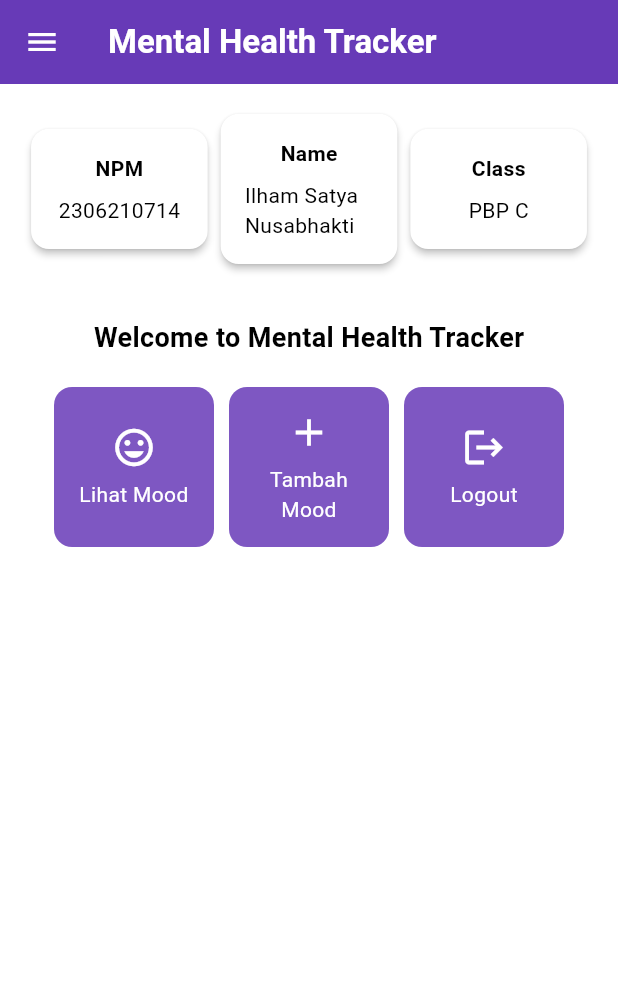
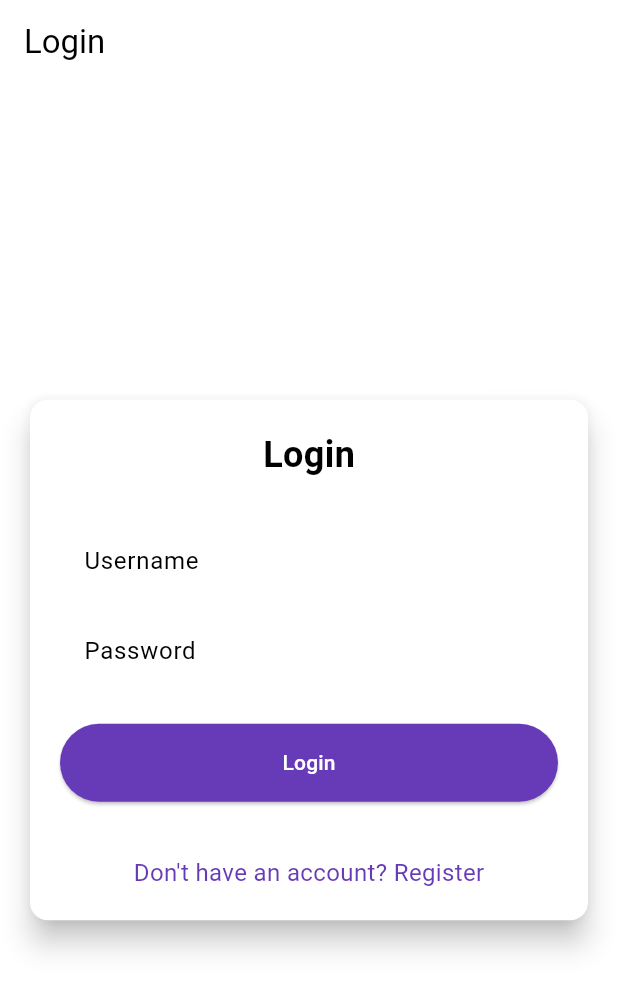
Before and after one commit to 2021HUMMM/mental-health-tracker-mobile, a Flutter app: the screen it shows after launch, on a phone screen of 412 x 824 dp. Shown: the top 991 px of the screen. Run offline on Flutter 3.47's test engine with Material 3 defaults, Android fonts, the phone set to English and light mode, and no system bars; missing offline and left inert: pbp_django_auth.

Commit message:
finished tutorial 8

```diff
--- a/lib/main.dart
+++ b/lib/main.dart
@@ -1,5 +1,9 @@
 import 'package:flutter/material.dart';
 import 'package:mental_health_tracker/screens/menu.dart';
+import 'package:pbp_django_auth/pbp_django_auth.dart';
+import 'package:provider/provider.dart';
+import 'package:mental_health_tracker/screens/login.dart';
+
 
 void main() {
   runApp(const MyApp());
@@ -8,33 +12,23 @@ void main() {
 class MyApp extends StatelessWidget {
   const MyApp({super.key});
 
-  // This widget is the root of your application.
   @override
   Widget build(BuildContext context) {
-    return MaterialApp(
-      title: 'Flutter Demo',
-      theme: ThemeData(
-        // This is the theme of your application.
-        //
-        // TRY THIS: Try running your application with "flutter run". You'll see
-        // the application has a purple toolbar. Then, without quitting the app,
-        // try changing the seedColor in the colorScheme below to Colors.green
-        // and then invoke "hot reload" (save your changes or press the "hot
-        // reload" button in a Flutter-supported IDE, or press "r" if you used
-        // the command line to start the app).
-        //
-        // Notice that the counter didn't reset back to zero; the application
-        // state is not lost during the reload. To reset the state, use hot
-        // restart instead.
-        //
-        // This works for code too, not just values: Most code changes can be
-        // tested with just a hot reload.
-        colorScheme: ColorScheme.fromSwatch(
-          primarySwatch: Colors.deepPurple,
-        ).copyWith(secondary: Colors.deepPurple[400]),
-        useMaterial3: true,
+    return Provider(
+      create: (_) {
+        CookieRequest request = CookieRequest();
+        return request;
+      },
+      child: MaterialApp(
+        title: 'Mental Health Tracker',
+        theme: ThemeData(
+          useMaterial3: true,
+          colorScheme: ColorScheme.fromSwatch(
+            primarySwatch: Colors.deepPurple,
+          ).copyWith(secondary: Colors.deepPurple[400]),
+        ),
+        home: const LoginPage(),
       ),
-      home: MyHomePage(),
     );
   }
 }
--- /dev/null
+++ b/lib/screens/login.dart
@@ -0,0 +1,181 @@
+import 'package:mental_health_tracker/screens/menu.dart';
+import 'package:flutter/material.dart';
+import 'package:pbp_django_auth/pbp_django_auth.dart';
+import 'package:provider/provider.dart';
+import 'package:mental_health_tracker/screens/register.dart';
+
+void main() {
+  runApp(const LoginApp());
+}
+
+class LoginApp extends StatelessWidget {
+  const LoginApp({super.key});
+
+  @override
+  Widget build(BuildContext context) {
+    return MaterialApp(
+      title: 'Login',
+      theme: ThemeData(
+        useMaterial3: true,
+        colorScheme: ColorScheme.fromSwatch(
+          primarySwatch: Colors.deepPurple,
+        ).copyWith(secondary: Colors.deepPurple[400]),
+      ),
+      home: const LoginPage(),
+    );
+  }
+}
+
+class LoginPage extends StatefulWidget {
+  const LoginPage({super.key});
+
+  @override
+  State<LoginPage> createState() => _LoginPageState();
+}
+
+class _LoginPageState extends State<LoginPage> {
+  final TextEditingController _usernameController = TextEditingController();
+  final TextEditingController _passwordController = TextEditingController();
+
+  @override
+  Widget build(BuildContext context) {
+    final request = context.watch<CookieRequest>();
+
+    return Scaffold(
+      appBar: AppBar(
+        title: const Text('Login'),
+      ),
+      body: Center(
+        child: SingleChildScrollView(
+          padding: const EdgeInsets.all(16.0),
+          child: Card(
+            elevation: 8,
+            shape: RoundedRectangleBorder(
+              borderRadius: BorderRadius.circular(12.0),
+            ),
+            child: Padding(
+              padding: const EdgeInsets.all(20.0),
+              child: Column(
+                mainAxisSize: MainAxisSize.min,
+                children: [
+                  const Text(
+                    'Login',
+                    style: TextStyle(
+                      fontSize: 24.0,
+                      fontWeight: FontWeight.bold,
+                    ),
+                  ),
+                  const SizedBox(height: 30.0),
+                  TextField(
+                    controller: _usernameController,
+                    decoration: const InputDecoration(
+                      labelText: 'Username',
+                      hintText: 'Enter your username',
+                      border: OutlineInputBorder(
+                        borderRadius: BorderRadius.all(Radius.circular(12.0)),
+                      ),
+                      contentPadding:
+                          EdgeInsets.symmetric(horizontal: 12.0, vertical: 8.0),
+                    ),
+                  ),
+                  const SizedBox(height: 12.0),
+                  TextField(
+                    controller: _passwordController,
+                    decoration: const InputDecoration(
+                      labelText: 'Password',
+                      hintText: 'Enter your password',
+                      border: OutlineInputBorder(
+                        borderRadius: BorderRadius.all(Radius.circular(12.0)),
+                      ),
+                      contentPadding:
+                          EdgeInsets.symmetric(horizontal: 12.0, vertical: 8.0),
+                    ),
+                    obscureText: true,
+                  ),
+                  const SizedBox(height: 24.0),
+                  ElevatedButton(
+                    onPressed: () async {
+                      String username = _usernameController.text;
+                      String password = _passwordController.text;
+
+                      // Cek kredensial
+                      // TODO: Ganti URL dan jangan lupa tambahkan trailing slash (/) di akhir URL!
+                      // Untuk menyambungkan Android emulator dengan Django pada localhost,
+                      // gunakan URL http://10.0.2.2/
+                      final response = await request
+                          .login("http://127.0.0.1:8000/auth/login/", {
+                        'username': username,
+                        'password': password,
+                      });
+
+                      if (request.loggedIn) {
+                        String message = response['message'];
+                        String uname = response['username'];
+                        if (context.mounted) {
+                          Navigator.pushReplacement(
+                            context,
+                            MaterialPageRoute(
+                                builder: (context) => MyHomePage()),
+                          );
+                          ScaffoldMessenger.of(context)
+                            ..hideCurrentSnackBar()
+                            ..showSnackBar(
+                              SnackBar(
+                                  content:
+                                      Text("$message Selamat datang, $uname.")),
+                            );
+                        }
+                      } else {
+                        if (context.mounted) {
+                          showDialog(
+                            context: context,
+                            builder: (context) => AlertDialog(
+                              title: const Text('Login Gagal'),
+                              content: Text(response['message']),
+                              actions: [
+                                TextButton(
+                                  child: const Text('OK'),
+                                  onPressed: () {
+                                    Navigator.pop(context);
+                                  },
+                                ),
+                              ],
+                            ),
+                          );
+                        }
+                      }
+                    },
+                    style: ElevatedButton.styleFrom(
+                      foregroundColor: Colors.white,
+                      minimumSize: Size(double.infinity, 50),
+                      backgroundColor: Theme.of(context).colorScheme.primary,
+                      padding: const EdgeInsets.symmetric(vertical: 16.0),
+                    ),
+                    child: const Text('Login'),
+                  ),
+                  const SizedBox(height: 36.0),
+                  GestureDetector(
+                    onTap: () {
+                      Navigator.push(
+                        context,
+                        MaterialPageRoute(
+                            builder: (context) => const RegisterPage()),
+                      );
+                    },
+                    child: Text(
+                      'Don\'t have an account? Register',
+                      style: TextStyle(
+                        color: Theme.of(context).colorScheme.primary,
+                        fontSize: 16.0,
+                      ),
+                    ),
+                  ),
+                ],
+              ),
+            ),
+          ),
+        ),
+      ),
+    );
+  }
+}
--- a/pubspec.yaml
+++ b/pubspec.yaml
@@ -35,6 +35,9 @@ dependencies:
   # The following adds the Cupertino Icons font to your application.
   # Use with the CupertinoIcons class for iOS style icons.
   cupertino_icons: ^1.0.8
+  provider: ^6.1.2
+  pbp_django_auth: ^0.4.0
+  http: ^1.2.2
 
 dev_dependencies:
   flutter_test:
```
Also changed, not shown: lib/models/mood_entry.dart (added, +65 -0 lines), lib/screens/list_moodentry.dart (added, +90 -0 lines), lib/screens/moodentry_form.dart (+36 -26 lines), lib/screens/register.dart (added, +166 -0 lines), lib/widgets/left_drawer.dart (+19 -1 lines), lib/widgets/mood_card.dart (+33 -2 lines), pubspec.lock, 2 other files.
